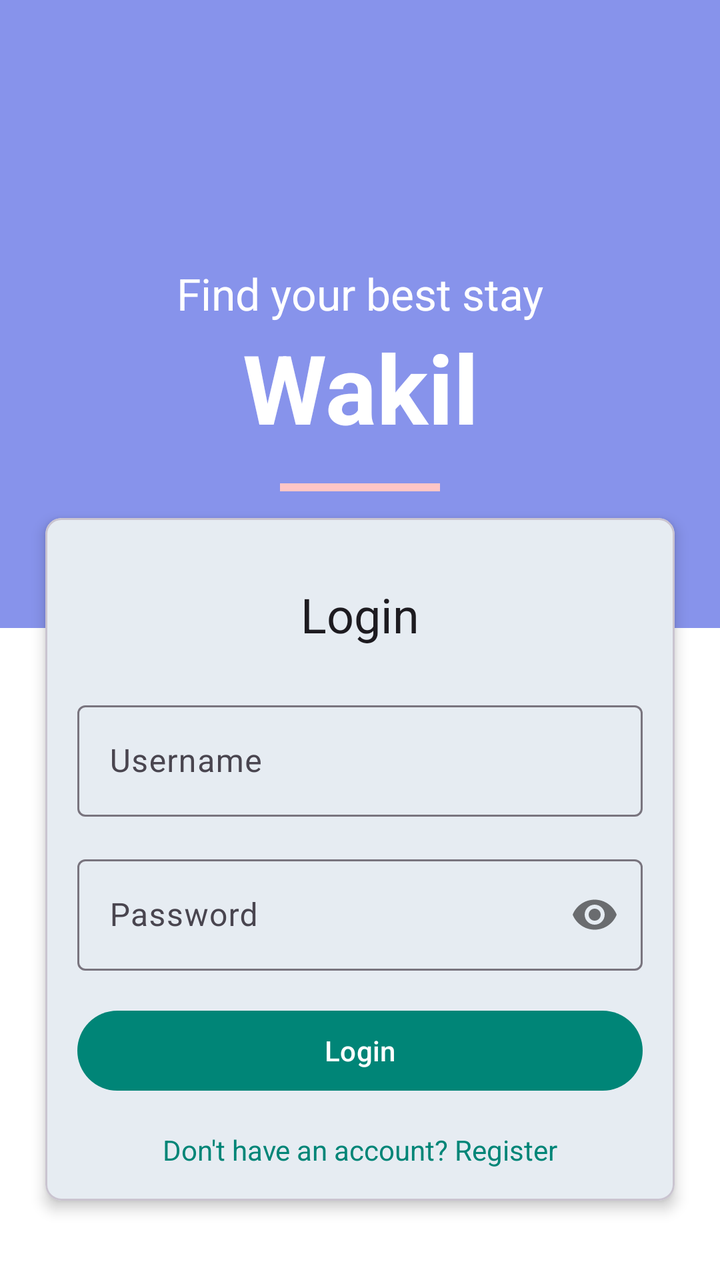
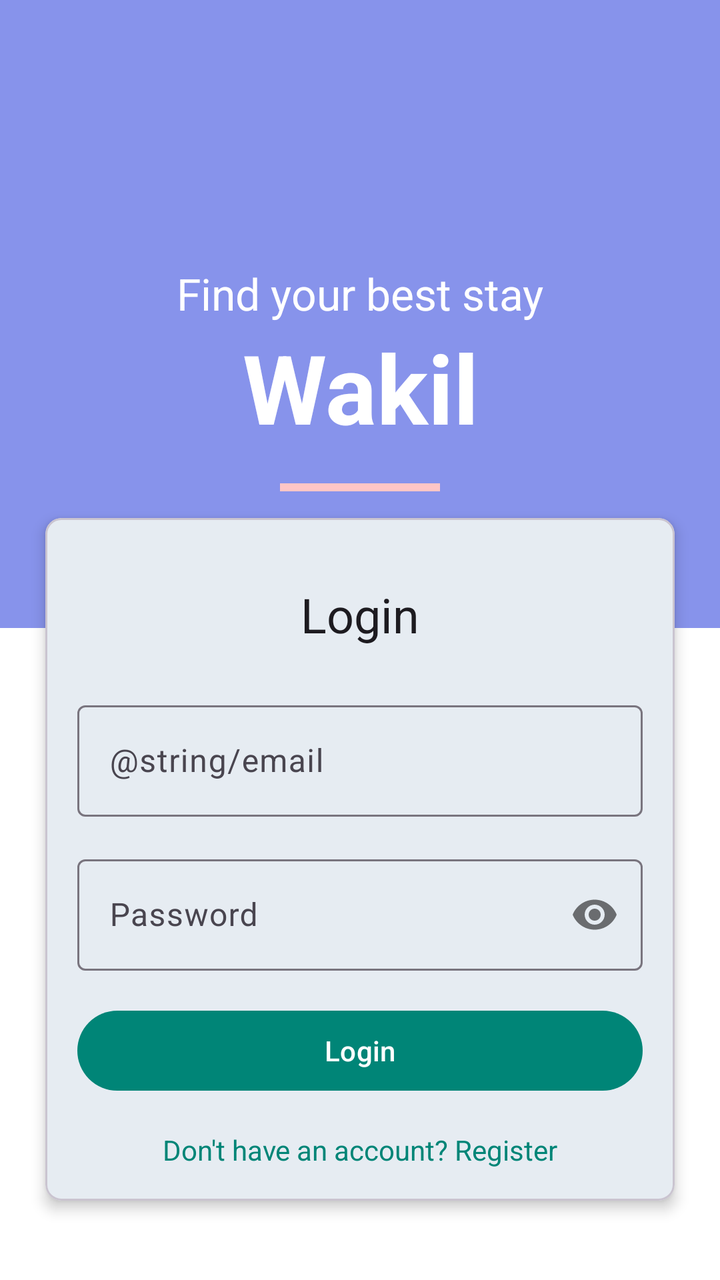

Two renders of the same Android screen: before a commit and after it. Below are the layout's source before the change and the commit's diff.
<!-- AndroidManifest.xml: application theme AppTheme -->
<!-- res/layout/activity_login.xml -->
<?xml version="1.0" encoding="utf-8"?>
<androidx.coordinatorlayout.widget.CoordinatorLayout xmlns:android="http://schemas.android.com/apk/res/android"
    xmlns:app="http://schemas.android.com/apk/res-auto"
    xmlns:tools="http://schemas.android.com/tools"
    android:layout_width="match_parent"
    android:layout_height="match_parent"
    android:background="#ffffff">

    <com.google.android.material.appbar.AppBarLayout
        android:layout_width="match_parent"
        android:layout_height="wrap_content"
        android:background="#8793eb"
        app:elevation="0dp">

        <com.google.android.material.appbar.MaterialToolbar
            android:id="@+id/toolbar"
            android:layout_width="match_parent"
            android:layout_height="?attr/actionBarSize" />

    </com.google.android.material.appbar.AppBarLayout>

    <RelativeLayout
        android:layout_width="match_parent"
        android:layout_height="match_parent"
        app:layout_behavior="@string/appbar_scrolling_view_behavior">

        <ScrollView
            android:layout_width="match_parent"
            android:layout_height="match_parent">

            <LinearLayout
                android:layout_width="match_parent"
                android:layout_height="wrap_content"
                android:orientation="vertical">

                <LinearLayout
                    android:layout_width="match_parent"
                    android:layout_height="250dp"
                    android:background="#8793eb"
                    android:gravity="center"
                    android:orientation="vertical">

                    <TextView
                        android:layout_width="match_parent"
                        android:layout_height="wrap_content"
                        android:text="@string/backdrop_subtitle"
                        android:textAlignment="center"
                        android:textColor="#FFFFFF"
                        android:textSize="22sp" />

                    <TextView
                        android:layout_width="match_parent"
                        android:layout_height="wrap_content"
                        android:text="@string/app_name"
                        android:textAlignment="center"
                        android:textColor="#FFFFFF"
                        android:textSize="48sp"
                        android:textStyle="bold" />

                    <View
                        android:layout_width="80dp"
                        android:layout_height="4dp"
                        android:layout_marginTop="16dp"
                        android:background="#ffc6c6" />
                </LinearLayout>

                <com.google.android.material.card.MaterialCardView
                    android:layout_width="match_parent"
                    android:layout_height="wrap_content"
                    android:layout_marginLeft="16dp"
                    android:layout_marginTop="-64dp"
                    android:layout_marginRight="16dp"
                    android:layout_marginBottom="16dp"
                    app:cardCornerRadius="8dp"
                    app:cardElevation="4dp"
                    app:cardUseCompatPadding="true">

                    <LinearLayout
                        android:layout_width="match_parent"
                        android:layout_height="wrap_content"
                        android:orientation="vertical"
                        android:padding="16dp">

                        <TextView
                            android:layout_width="match_parent"
                            android:layout_height="wrap_content"
                            android:layout_marginTop="16dp"
                            android:layout_marginBottom="24dp"
                            android:text="@string/login"
                            android:textAlignment="center"
                            android:textColor="?attr/colorOnSurface"
                            android:textSize="24sp" />

                        <com.google.android.material.textfield.TextInputLayout
                            style="@style/Widget.Material3.TextInputLayout.OutlinedBox"
                            android:layout_width="match_parent"
                            android:layout_height="wrap_content"
                            android:layout_marginBottom="16dp">

                            <com.google.android.material.textfield.TextInputEditText
                                android:id="@+id/et_username"
                                android:layout_width="match_parent"
                                android:layout_height="wrap_content"
                                android:hint="@string/username"
                                android:inputType="text"
                                android:maxLines="1" />
                        </com.google.android.material.textfield.TextInputLayout>

                        <com.google.android.material.textfield.TextInputLayout
                            style="@style/Widget.Material3.TextInputLayout.OutlinedBox"
                            android:layout_width="match_parent"
                            android:layout_height="wrap_content"
                            android:layout_marginBottom="16dp"
                            app:passwordToggleEnabled="true">

                            <com.google.android.material.textfield.TextInputEditText
                                android:id="@+id/et_password"
                                android:layout_width="match_parent"
                                android:layout_height="wrap_content"
                                android:hint="@string/password"
                                android:inputType="textPassword"
                                android:maxLines="1" />
                        </com.google.android.material.textfield.TextInputLayout>

                        <com.google.android.material.button.MaterialButton
                            android:id="@+id/btn_login"
                            style="@style/Widget.Material3.Button"
                            android:layout_width="match_parent"
                            android:layout_height="wrap_content"
                            android:text="@string/login" />

                        <TextView
                            android:id="@+id/tv_register"
                            android:layout_width="match_parent"
                            android:layout_height="wrap_content"
                            android:layout_marginTop="16dp"
                            android:gravity="center"
                            android:text="@string/dont_have_account"
                            android:textColor="?attr/colorPrimary" />

                        <com.google.android.material.button.MaterialButton
                            android:id="@+id/btn_skip"
                            style="@style/Widget.Material3.Button.TonalButton"
                            android:layout_width="match_parent"
                            android:layout_height="wrap_content"
                            android:layout_marginTop="16dp"
                            android:text="@string/skip_debug"
                            android:visibility="gone"
                            tools:visibility="visible" />

                    </LinearLayout>

                </com.google.android.material.card.MaterialCardView>
            </LinearLayout>
        </ScrollView>
    </RelativeLayout>
</androidx.coordinatorlayout.widget.CoordinatorLayout>
<!-- resources referenced by this layout -->
<resources>
  <string name="app_name">Wakil</string>
  <string name="backdrop_subtitle">Find your best stay</string>
  <string name="dont_have_account">Don\'t have an account? Register</string>
  <string name="login">Login</string>
  <string name="password">Password</string>
  <string name="skip_debug">Skip (Debug)</string>
  <string name="username">Username</string>
  <style name="AppTheme" parent="Theme.Material3.Light.NoActionBar">
          
          <item name="colorPrimary">@color/colorPrimary</item>
          <item name="colorOnPrimary">#FFFFFF</item>
          <item name="colorPrimaryContainer">#D8E2FF</item>
          <item name="colorOnPrimaryContainer">#001A41</item>
          <item name="colorSecondary">#565E71</item>
          <item name="colorOnSecondary">#FFFFFF</item>
          <item name="colorAccent">@color/colorAccent</item>
      </style>
  <color name="colorPrimary">#008577</color>
  <color name="colorAccent">#D81B60</color>
</resources>

<!-- the commit's change to res/layout/activity_login.xml (unified diff, before → after) -->
@@ -98,11 +98,11 @@
                             android:layout_marginBottom="16dp">
 
                             <com.google.android.material.textfield.TextInputEditText
-                                android:id="@+id/et_username"
+                                android:id="@+id/et_email"
                                 android:layout_width="match_parent"
                                 android:layout_height="wrap_content"
-                                android:hint="@string/username"
-                                android:inputType="text"
+                                android:hint="@string/email"
+                                android:inputType="textEmailAddress"
                                 android:maxLines="1" />
                         </com.google.android.material.textfield.TextInputLayout>
 
<!-- resource entries referenced after the edit -->
@@ -6,7 +6,6 @@
   <string name="login">Login</string>
   <string name="password">Password</string>
   <string name="skip_debug">Skip (Debug)</string>
-  <string name="username">Username</string>
   <style name="AppTheme" parent="Theme.Material3.Light.NoActionBar">
           
           <item name="colorPrimary">@color/colorPrimary</item>
